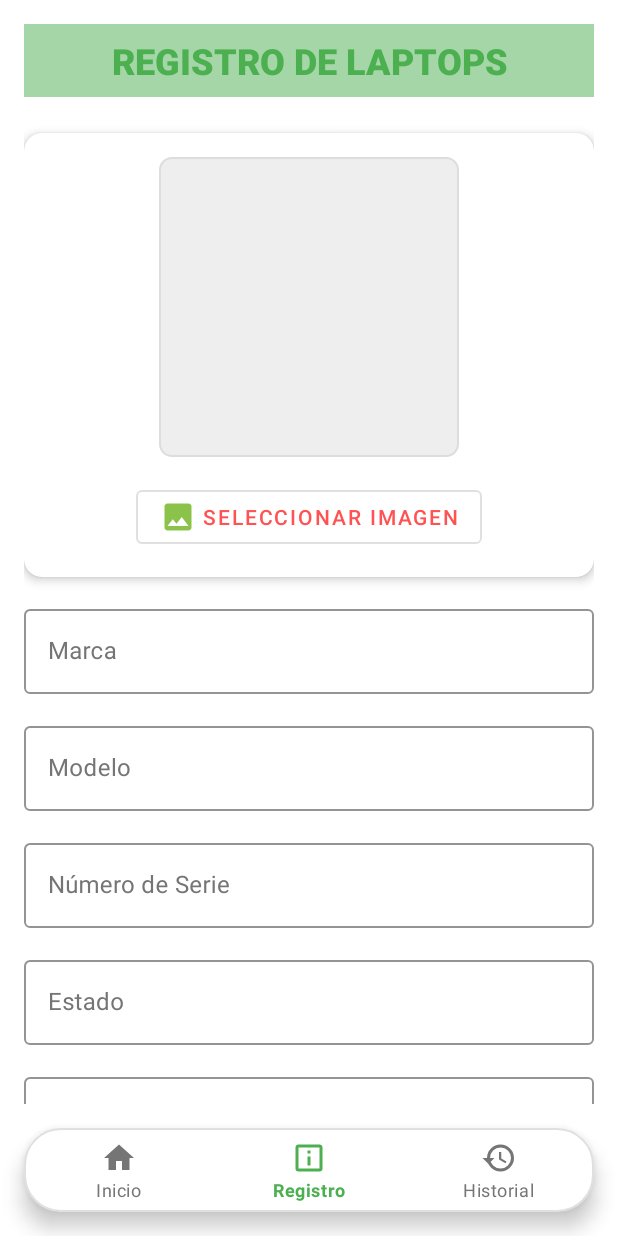
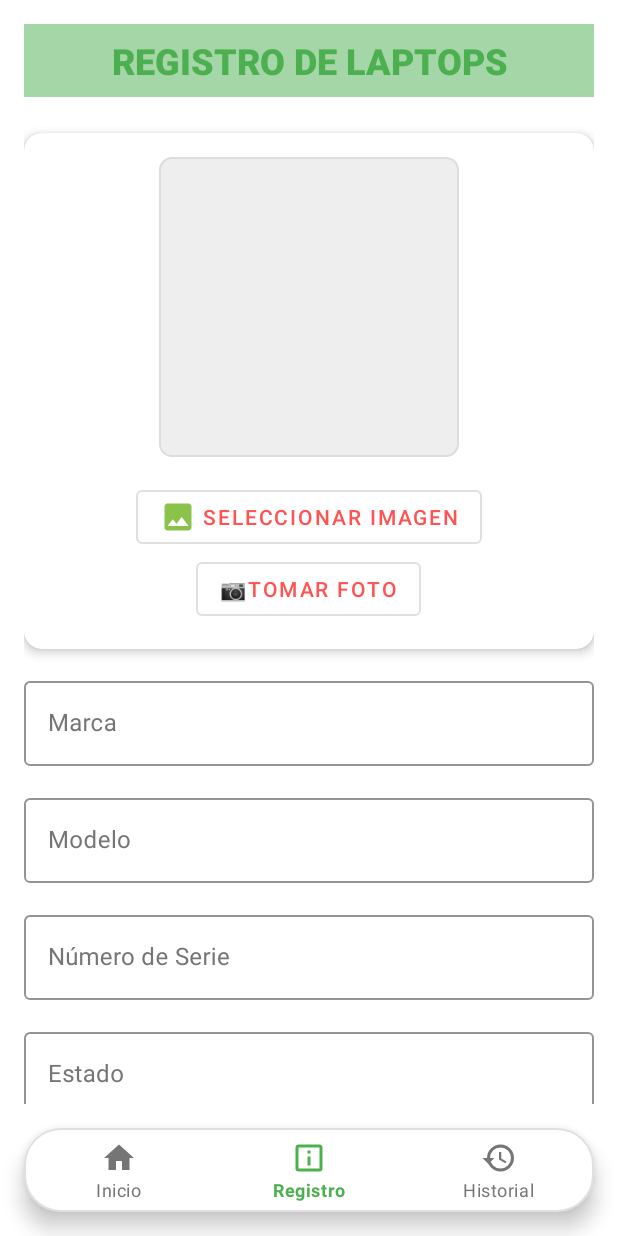
Before and after one commit to Yonsn76/Inventario_lpts, an Android app: the screen it shows after launch (MainActivity), item 2 of the bottom bar chosen, on a phone screen of 412 x 824 dp. Run offline under Robolectric (Android 15) with nearby library versions, the phone set to English and light mode, and no system bars; 1 statement that could not run was skipped.

Commit message:
Opcion de tomar foto agregado en el registro

```diff
--- a/app/src/main/java/com/san_pedrito/myapplication/RegistroFragment.java
+++ b/app/src/main/java/com/san_pedrito/myapplication/RegistroFragment.java
@@ -5,6 +5,7 @@ import android.content.Intent;
 import android.net.Uri;
 import android.os.Bundle;
 import android.provider.MediaStore;
+import android.widget.Toast;
 import android.view.LayoutInflater;
 import android.view.View;
 import android.view.ViewGroup;
@@ -12,11 +13,13 @@ import android.widget.ImageView;
 import androidx.activity.result.ActivityResultLauncher;
 import androidx.activity.result.contract.ActivityResultContracts;
 import androidx.fragment.app.Fragment;
+import android.graphics.Bitmap;
 import com.google.android.material.button.MaterialButton;
 
 public class RegistroFragment extends Fragment {
     private ImageView imagenLaptop;
     private ActivityResultLauncher<Intent> imagePickerLauncher;
+    private ActivityResultLauncher<Intent> cameraLauncher;
 
     @Override
     public void onCreate(Bundle savedInstanceState) {
@@ -30,21 +33,44 @@ public class RegistroFragment extends Fragment {
                 }
             }
         );
+
+        cameraLauncher = registerForActivityResult(
+            new ActivityResultContracts.StartActivityForResult(),
+            result -> {
+                if (result.getResultCode() == Activity.RESULT_OK) {
+                    Bundle extras = result.getData().getExtras();
+                    Bitmap imageBitmap = (Bitmap) extras.get("data");
+                    imagenLaptop.setImageBitmap(imageBitmap);
+                } else {
+                    Toast.makeText(getContext(), "Error al tomar foto", Toast.LENGTH_SHORT).show();
+                }
+            }
+        );
     }
 
     @Override
     public View onCreateView(LayoutInflater inflater, ViewGroup container,
-                           Bundle savedInstanceState) {
+                             Bundle savedInstanceState) {
         View view = inflater.inflate(R.layout.fragment_registro, container, false);
 
         imagenLaptop = view.findViewById(R.id.imagenLaptop);
         MaterialButton btnSeleccionarImagen = view.findViewById(R.id.btnSeleccionarImagen);
+        MaterialButton btnTomarFoto = view.findViewById(R.id.btnTomarFoto); // New button for taking photo
 
         btnSeleccionarImagen.setOnClickListener(v -> {
             Intent intent = new Intent(Intent.ACTION_PICK, MediaStore.Images.Media.EXTERNAL_CONTENT_URI);
             imagePickerLauncher.launch(intent);
         });
 
+        btnTomarFoto.setOnClickListener(v -> {
+            Intent takePictureIntent = new Intent(MediaStore.ACTION_IMAGE_CAPTURE);
+            if (takePictureIntent.resolveActivity(getActivity().getPackageManager()) != null) {
+                cameraLauncher.launch(takePictureIntent);
+            } else {
+                Toast.makeText(getContext(), "Camara no disponible", Toast.LENGTH_SHORT).show();
+            }
+        });
+
         return view;
     }
 }
--- a/app/src/main/res/layout/fragment_registro.xml
+++ b/app/src/main/res/layout/fragment_registro.xml
@@ -59,6 +59,14 @@
                     android:text="Seleccionar Imagen"
                     android:textColor="@color/select_image_red"
                     app:icon="@drawable/ic_image"
+                    style="@style/Widget.MaterialComponents.Button.OutlinedButton" />
+                <com.google.android.material.button.MaterialButton
+                    android:id="@+id/btnTomarFoto"
+                    android:layout_width="wrap_content"
+                    android:layout_height="wrap_content"
+                    android:layout_gravity="center"
+                    android:text="📷Tomar Foto"
+                    android:textColor="@color/select_image_red"
                     style="@style/Widget.MaterialComponents.Button.OutlinedButton" />
             </LinearLayout>
         </com.google.android.material.card.MaterialCardView>
```
